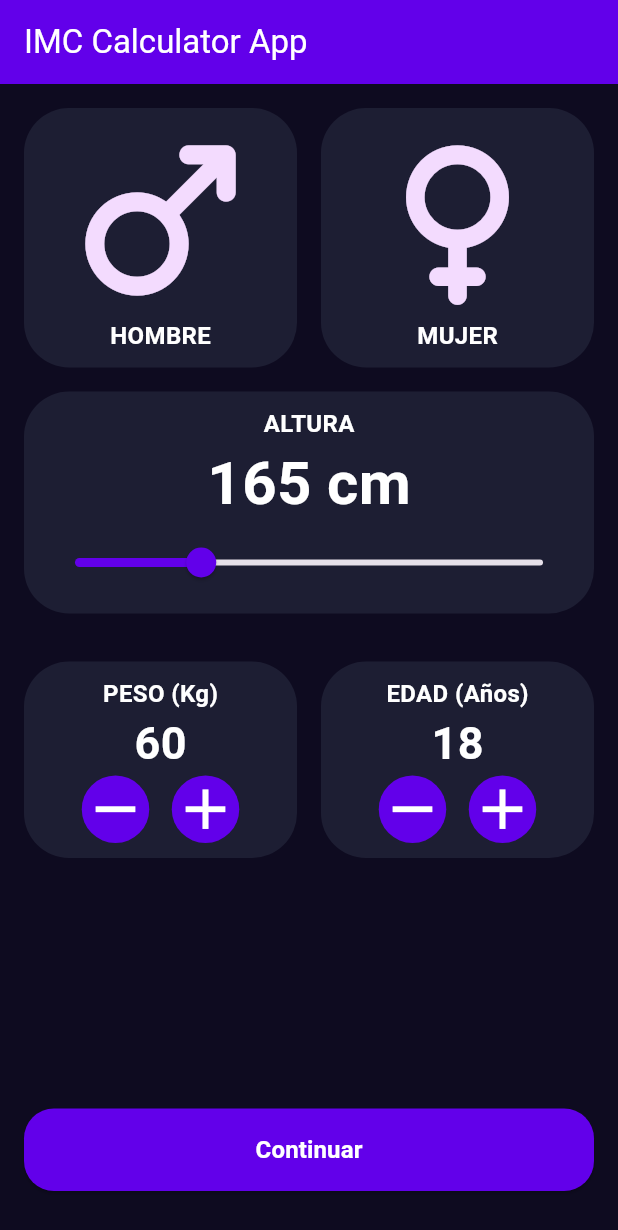
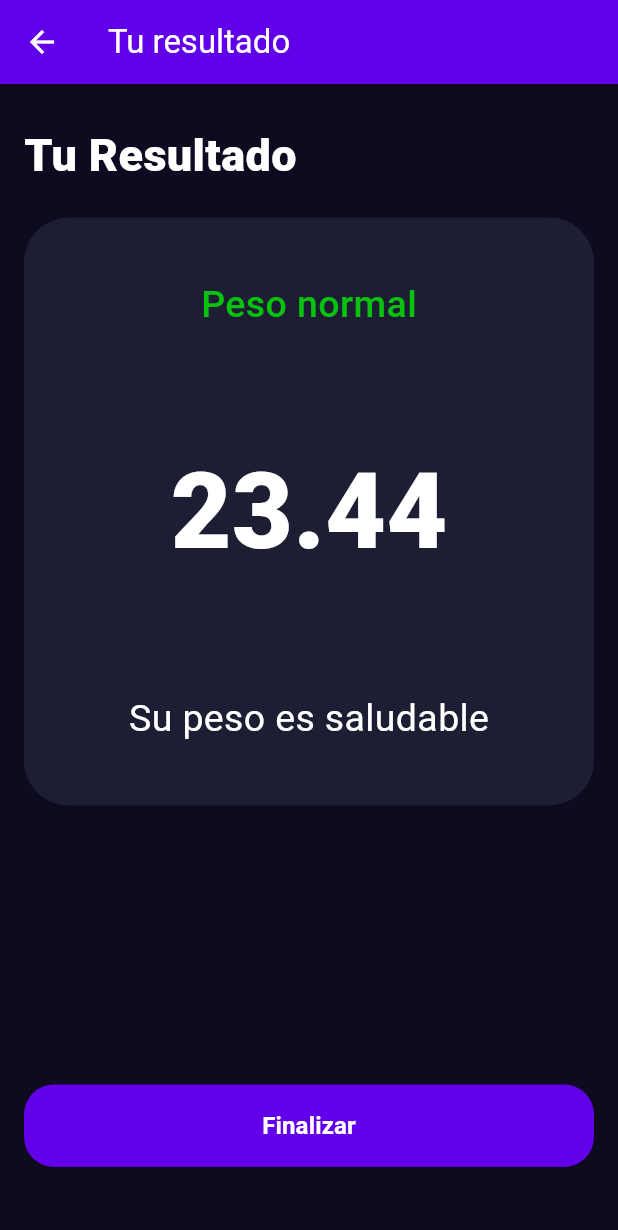
Before and after one commit to Daniel555AS/imc_calculator_app, a Flutter app: the screen it shows after launch, after a tap on "Continuar", on a phone screen of 412 x 824 dp. Shown: the top 1230 px of the screen. Run offline on Flutter 3.47's test engine with Material 3 defaults, Android fonts, the phone set to English and light mode, and no system bars.

Commit message:
creating a screen to display results

```diff
--- a/lib/components/height_selector.dart
+++ b/lib/components/height_selector.dart
@@ -3,15 +3,20 @@ import 'package:imc_app/core/app_colors.dart';
 import 'package:imc_app/core/app_text_styles.dart';
 
 class HeightSelector extends StatefulWidget {
-  const HeightSelector({super.key});
+  final double height;
+  final Function(double) selectHeight;
+
+  const HeightSelector({
+    super.key,
+    required this.height,
+    required this.selectHeight,
+  });
 
   @override
   State<HeightSelector> createState() => _HeightSelector();
 }
 
 class _HeightSelector extends State<HeightSelector> {
-  double height = 165;
-
   @override
   Widget build(BuildContext context) {
     return Padding(
@@ -32,20 +37,18 @@ class _HeightSelector extends State<HeightSelector> {
             children: [
               Text("ALTURA", style: AppTextStyles.sliderTitleText),
               Text(
-                "${height.toStringAsFixed(0)} cm",
-                style: AppTextStyles.sliderHeightText
+                "${widget.height.toStringAsFixed(0)} cm",
+                style: AppTextStyles.sliderHeightText,
               ),
               Slider(
-                value: height,
+                value: widget.height,
                 onChanged: (newHeight) {
-                  setState(() {
-                    height = newHeight;
-                  });
+                  widget.selectHeight(newHeight);
                 },
                 max: 220,
                 min: 145,
                 divisions: 75,
-                label: height.toStringAsFixed(0),
+                label: widget.height.toStringAsFixed(0),
                 activeColor: AppColors.primary,
               ),
             ],
--- a/lib/core/app_colors.dart
+++ b/lib/core/app_colors.dart
@@ -1,6 +1,7 @@
 import 'dart:ui';
 
 class AppColors {
+  // Colors
   static const Color primary = Color(0xFF6200EA);
   static const Color secondary = Color(0xFF1F0345);
   static const Color accent = Color(0xFFFFC400);
--- a/lib/core/app_text_styles.dart
+++ b/lib/core/app_text_styles.dart
@@ -23,22 +23,41 @@ class AppTextStyles {
   );
 
   // Number Selector
-    static const TextStyle numberSelectorText = TextStyle(
+  static const TextStyle numberSelectorText = TextStyle(
     color: Colors.white,
     fontSize: 30.0,
     fontWeight: FontWeight.w700,
   );
 
-    static const TextStyle numberSelectorTitleText = TextStyle(
+  static const TextStyle numberSelectorTitleText = TextStyle(
     fontSize: 16,
     color: AppColors.textTitleHome,
     fontWeight: FontWeight.w700,
   );
 
   // Button
-    static const TextStyle buttonText = TextStyle(
+  static const TextStyle buttonText = TextStyle(
     fontSize: 16,
     color: AppColors.textTitleHome,
     fontWeight: FontWeight.w700,
   );
+
+  // IMC Result Screen
+  static const TextStyle resultsTitleText = TextStyle(
+    fontSize: 30,
+    color: AppColors.textTitleHome,
+    fontWeight: FontWeight.w900,
+  );
+
+  static const TextStyle imcResultText = TextStyle(
+    fontSize: 70,
+    color: AppColors.textTitleHome,
+    fontWeight: FontWeight.w900,
+  );
+
+    static const TextStyle imcResultDescriptionText = TextStyle(
+    fontSize: 25,
+    color: AppColors.textTitleHome,
+
+  );
 }
--- a/lib/screens/imc_home_screen.dart
+++ b/lib/screens/imc_home_screen.dart
@@ -4,6 +4,7 @@ import 'package:imc_app/components/height_selector.dart';
 import 'package:imc_app/components/number_selector.dart';
 import 'package:imc_app/core/app_colors.dart';
 import 'package:imc_app/core/app_text_styles.dart';
+import 'package:imc_app/screens/imc_result_screen.dart';
 
 class ImcHomeScreen extends StatefulWidget {
   const ImcHomeScreen({super.key});
@@ -13,6 +14,7 @@ class ImcHomeScreen extends StatefulWidget {
 }
 
 class _ImcHomeScreenState extends State<ImcHomeScreen> {
+  double selectedHeight = 160;
   int selectedWeight = 60;
   int selectedAge = 18;
 
@@ -21,7 +23,14 @@ class _ImcHomeScreenState extends State<ImcHomeScreen> {
     return Column(
       children: [
         GenderSelector(),
-        HeightSelector(),
+        HeightSelector(
+          height: selectedHeight,
+          selectHeight: (newHeight) {
+            setState(() {
+              selectedHeight = newHeight;
+            });
+          },
+        ),
         Padding(
           padding: const EdgeInsets.all(16.0),
           child: Row(
@@ -72,16 +81,34 @@ class _ImcHomeScreenState extends State<ImcHomeScreen> {
         ),
         Spacer(),
         Padding(
-          padding: const EdgeInsets.only(bottom: 30.0, top: 30.0, left: 16.0, right: 16.0),
+          padding: const EdgeInsets.only(
+            bottom: 30.0,
+            top: 30.0,
+            left: 16.0,
+            right: 16.0,
+          ),
           child: SizedBox(
             height: 55.0,
             width: double.infinity,
             child: ElevatedButton(
-              onPressed: () {},
+              onPressed: () {
+                Navigator.push(
+                  context,
+                  MaterialPageRoute(
+                    builder:
+                        (context) => ImcResultScreen(
+                          height: selectedHeight,
+                          weight: selectedWeight,
+                        ),
+                  ),
+                );
+              },
               style: ButtonStyle(
-                shape: WidgetStateProperty.all(RoundedRectangleBorder(
-                  borderRadius: BorderRadius.circular(20.0)
-                )),
+                shape: WidgetStateProperty.all(
+                  RoundedRectangleBorder(
+                    borderRadius: BorderRadius.circular(20.0),
+                  ),
+                ),
                 backgroundColor: WidgetStateProperty.all(AppColors.primary),
               ),
               child: Text("Continuar", style: AppTextStyles.buttonText),
--- /dev/null
+++ b/lib/screens/imc_result_screen.dart
@@ -0,0 +1,159 @@
+import 'package:flutter/material.dart';
+import 'package:imc_app/core/app_colors.dart';
+import 'package:imc_app/core/app_text_styles.dart';
+
+class ImcResultScreen extends StatelessWidget {
+  final double height;
+  final int weight;
+
+  const ImcResultScreen({
+    super.key,
+    required this.height,
+    required this.weight,
+  });
+
+  @override
+  Widget build(BuildContext context) {
+    return Scaffold(
+      backgroundColor: AppColors.background,
+      appBar: getAppBar(),
+      body: getBody(context),
+    );
+  }
+
+  Padding getBody(BuildContext context) {
+    double imcResult = calculateImc(height, weight);
+
+    return Padding(
+      padding: const EdgeInsets.all(16.0),
+      child: Column(
+        crossAxisAlignment: CrossAxisAlignment.start,
+        children: [
+          SizedBox(height: 10),
+          Text("Tu Resultado", style: AppTextStyles.resultsTitleText),
+          SizedBox(height: 20),
+          Container(
+            width: double.infinity,
+            decoration: BoxDecoration(
+              color: AppColors.backgroundComponent,
+              borderRadius: BorderRadius.circular(30.0),
+            ),
+            child: Padding(
+              padding: const EdgeInsets.only(top: 40.0, bottom: 40.0),
+              child: Column(
+                mainAxisAlignment: MainAxisAlignment.center,
+                crossAxisAlignment: CrossAxisAlignment.center,
+                children: [
+                  Text(
+                    obtainImcCategory(imcResult),
+                    style: TextStyle(
+                      color: obtainImcCategoryColor(imcResult),
+                      fontSize: 25,
+                      fontWeight: FontWeight.w500,
+                    ),
+                  ),
+                  SizedBox(height: 70),
+                  Text(
+                    imcResult.toStringAsFixed(2),
+                    style: AppTextStyles.imcResultText,
+                  ),
+                  SizedBox(height: 70),
+                  Text(
+                    obtainImcDescription(imcResult),
+                    style: AppTextStyles.imcResultDescriptionText,
+                  ),
+                ],
+              ),
+            ),
+          ),
+          Spacer(),
+          Padding(
+            padding: const EdgeInsets.only(
+              bottom: 30.0,
+              top: 30.0,
+            ),
+            child: SizedBox(
+              height: 55.0,
+              width: double.infinity,
+              child: ElevatedButton(
+                onPressed: () {
+                  Navigator.pop(context);
+                },
+                style: ButtonStyle(
+                  backgroundColor: WidgetStateProperty.all(AppColors.primary),
+                  shape: WidgetStateProperty.all(
+                    RoundedRectangleBorder(
+                      borderRadius: BorderRadius.circular(20.0),
+                    ),
+                  ),
+                ),
+                child: Text("Finalizar", style: AppTextStyles.buttonText),
+              ),
+            ),
+          ),
+        ],
+      ),
+    );
+  }
+
+  AppBar getAppBar() {
+    return AppBar(
+      title: Text("Tu resultado"),
+      backgroundColor: AppColors.primary,
+      foregroundColor: AppColors.textTitleHome,
+    );
+  }
+
+  double calculateImc(double height, int weight) {
+    double fixedHeight = height / 100;
+    return weight / (fixedHeight * fixedHeight);
+  }
+
+  String obtainImcCategory(double imc) {
+    switch (imc) {
+      case (< 18.5):
+        return "Bajo peso";
+      case (>= 18.5 && <= 24.9):
+        return "Peso normal";
+      case (>= 25.0 && <= 29.9):
+        return "Sobrepeso";
+      case (>= 30.0 && <= 34.9):
+        return "Obesidad grado I";
+      case (>= 35.0 && <= 39.9):
+        return "Obesidad grado II";
+    }
+    return "Obesidad grado III (mórbida)";
+  }
+
+  Color obtainImcCategoryColor(double imc) {
+    switch (imc) {
+      case (< 18.5):
+        return const Color.fromARGB(255, 210, 21, 220);
+      case (>= 18.5 && <= 24.9):
+        return const Color.fromARGB(255, 8, 194, 14);
+      case (>= 25.0 && <= 29.9):
+        return const Color.fromARGB(255, 230, 130, 15);
+      case (>= 30.0 && <= 34.9):
+        return const Color.fromARGB(255, 237, 77, 77);
+      case (>= 35.0 && <= 39.9):
+        return const Color.fromARGB(255, 206, 19, 19);
+    }
+    return const Color.fromARGB(255, 95, 1, 1);
+  }
+
+  String obtainImcDescription(double imc) {
+    switch (imc) {
+      case (< 18.5):
+        return "Su peso es insuficiente";
+      case (>= 18.5 && <= 24.9):
+        return "Su peso es saludable";
+      case (>= 25.0 && <= 29.9):
+        return "Usted tiene exceso de peso";
+      case (>= 30.0 && <= 34.9):
+        return "Usted tiene obesidad leve";
+      case (>= 35.0 && <= 39.9):
+        return "Usted tiene obesidad severa";
+    }
+    return "Usted tiene obesidad muy grave";
+  }
+}
```
Also changed, not shown: 1 other file.
